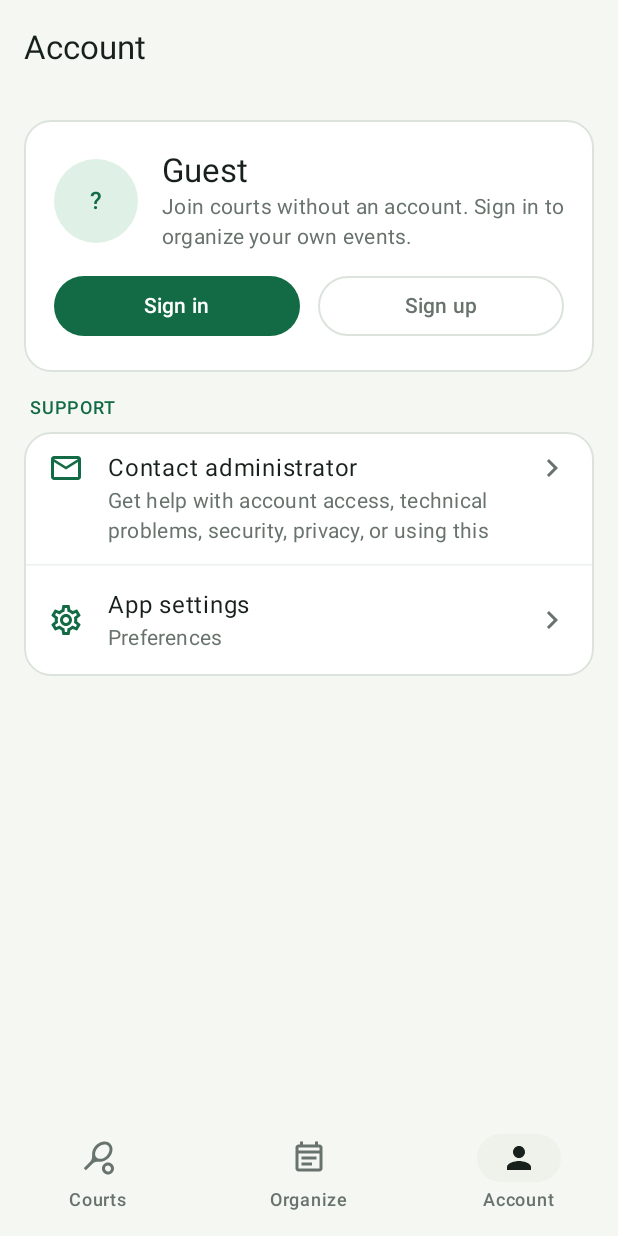
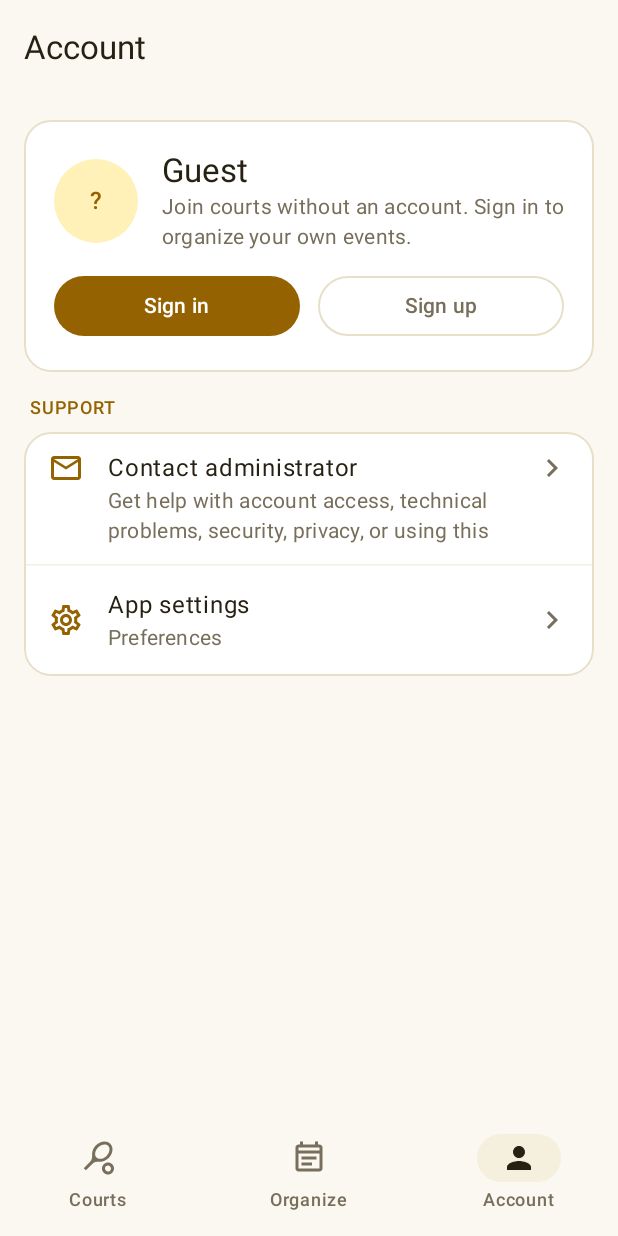
Before and after one commit to ychsieh95/badminton-court-control-panel, an Android app built with Jetpack Compose: the screen it shows after launch (MainActivity), item 3 of the bottom bar chosen, on a phone screen of 412 x 824 dp. Run offline under Robolectric (Android 15) with nearby library versions, the phone set to English and light mode, and no system bars; our stand-ins replace Dagger/Hilt's generated code; pictures from the network do not load; 4 statements that could not run were skipped.

Commit message:
feat(android): default to the Yellow palette, matching the website

```diff
--- a/Android/app/src/main/java/io/github/ychsieh95/bccp/core/data/SettingsStore.kt
+++ b/Android/app/src/main/java/io/github/ychsieh95/bccp/core/data/SettingsStore.kt
@@ -26,7 +26,7 @@ enum class Palette { Mono, Green, Purple, Yellow, Dynamic }
 data class AppSettings(
     val serverUrl: String = BuildConfig.DEFAULT_SERVER_URL,
     val themeMode: ThemeMode = ThemeMode.System,
-    val palette: Palette = Palette.Green,
+    val palette: Palette = Palette.Yellow,
     val lastJoinName: String = "",
     val loaded: Boolean = false,
 )
@@ -62,7 +62,7 @@ class SettingsStore @Inject constructor(
     private fun Preferences.toSettings() = AppSettings(
         serverUrl = this[SERVER_URL] ?: BuildConfig.DEFAULT_SERVER_URL,
         themeMode = this[THEME]?.let { runCatching { ThemeMode.valueOf(it) }.getOrNull() } ?: ThemeMode.System,
-        palette = this[PALETTE]?.let { runCatching { Palette.valueOf(it) }.getOrNull() } ?: Palette.Green,
+        palette = this[PALETTE]?.let { runCatching { Palette.valueOf(it) }.getOrNull() } ?: Palette.Yellow,
         lastJoinName = this[LAST_JOIN_NAME].orEmpty(),
         loaded = true,
     )
--- a/Android/app/src/main/res/values-night/colors.xml
+++ b/Android/app/src/main/res/values-night/colors.xml
@@ -1,4 +1,4 @@
 <?xml version="1.0" encoding="utf-8"?>
 <resources>
-    <color name="window_background">#101411</color>
+    <color name="window_background">#121109</color>
 </resources>
--- a/Android/app/src/main/res/values/colors.xml
+++ b/Android/app/src/main/res/values/colors.xml
@@ -1,6 +1,6 @@
 <?xml version="1.0" encoding="utf-8"?>
 <resources>
-    <color name="window_background">#F5F7F2</color>
+    <color name="window_background">#FAF8F0</color>
     <!-- The website icon's blue; tints the notification icon. -->
     <color name="notification_accent">#4A72B8</color>
 </resources>
```
